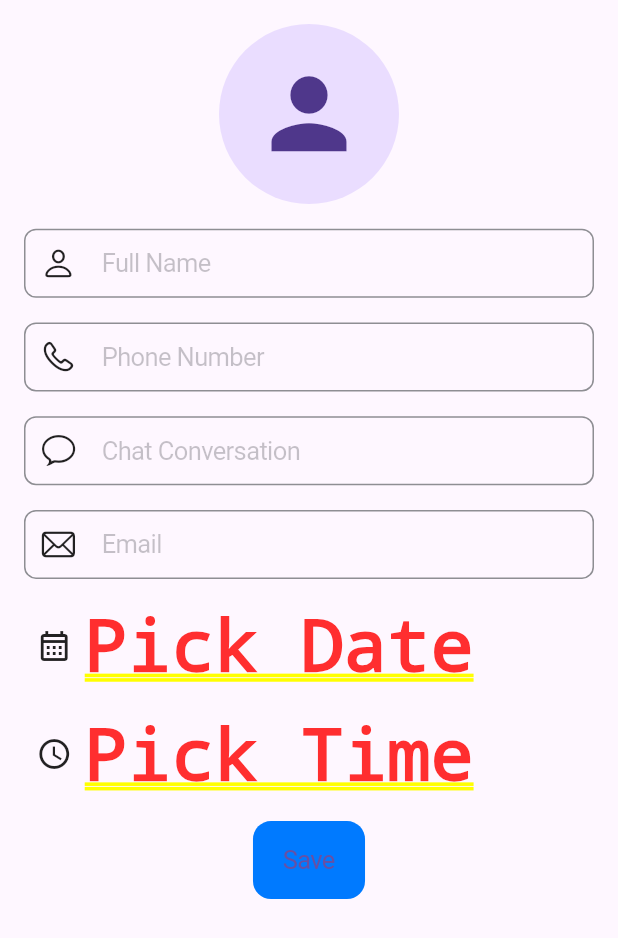
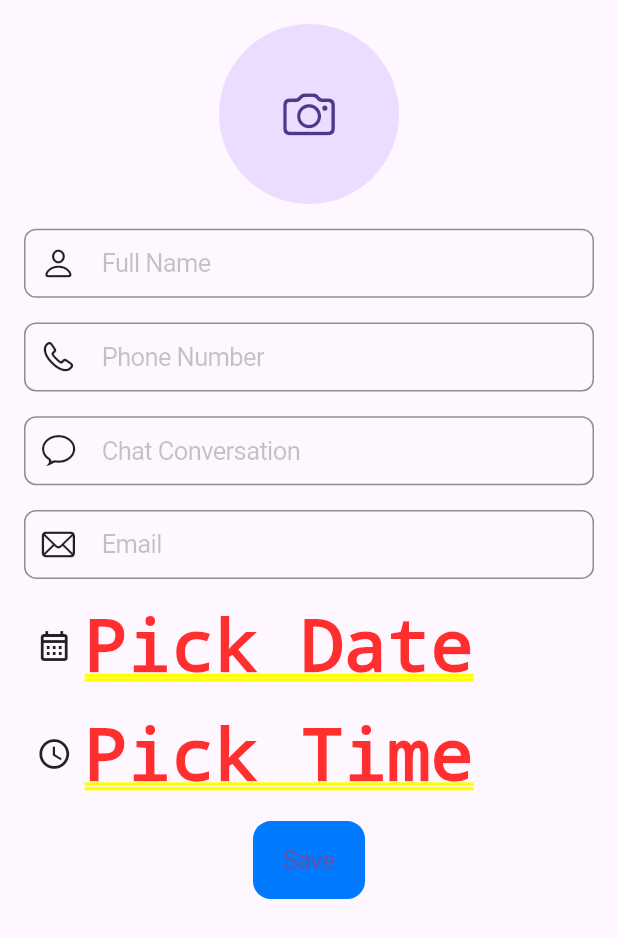
Before and after one commit to DivyaSakariya/pr_1_platform_convertor_app, a Flutter app: the IOsAddContactPage screen opened directly, on a phone screen of 412 x 824 dp. Shown: the top 938 px of the screen. Run offline on Flutter 3.47's test engine with Material 2 defaults, Android fonts, the phone set to English and light mode, and no system bars; our stand-ins replace image_picker, shared_preferences; accounts and stored records are empty.

Commit message:
DS | 24/06/2023

```diff
--- a/lib/views/screens/ios/ios_add_contact_page.dart
+++ b/lib/views/screens/ios/ios_add_contact_page.dart
@@ -105,8 +105,8 @@ class _IOsAddContactPageState extends State<IOsAddContactPage> {
                     backgroundImage: image != null ? FileImage(image!) : null,
                     child: image == null
                         ? const Icon(
-                            Icons.person,
-                            size: 75,
+                            CupertinoIcons.camera,
+                            size: 35,
                           )
                         : null,
                   ),
```
